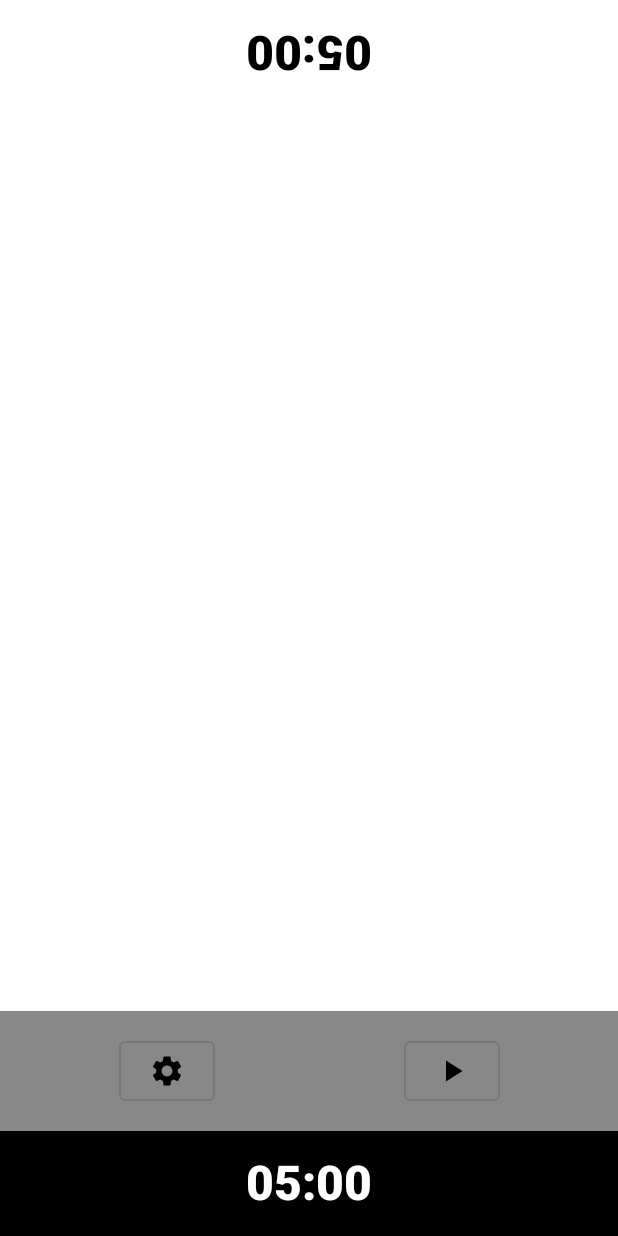
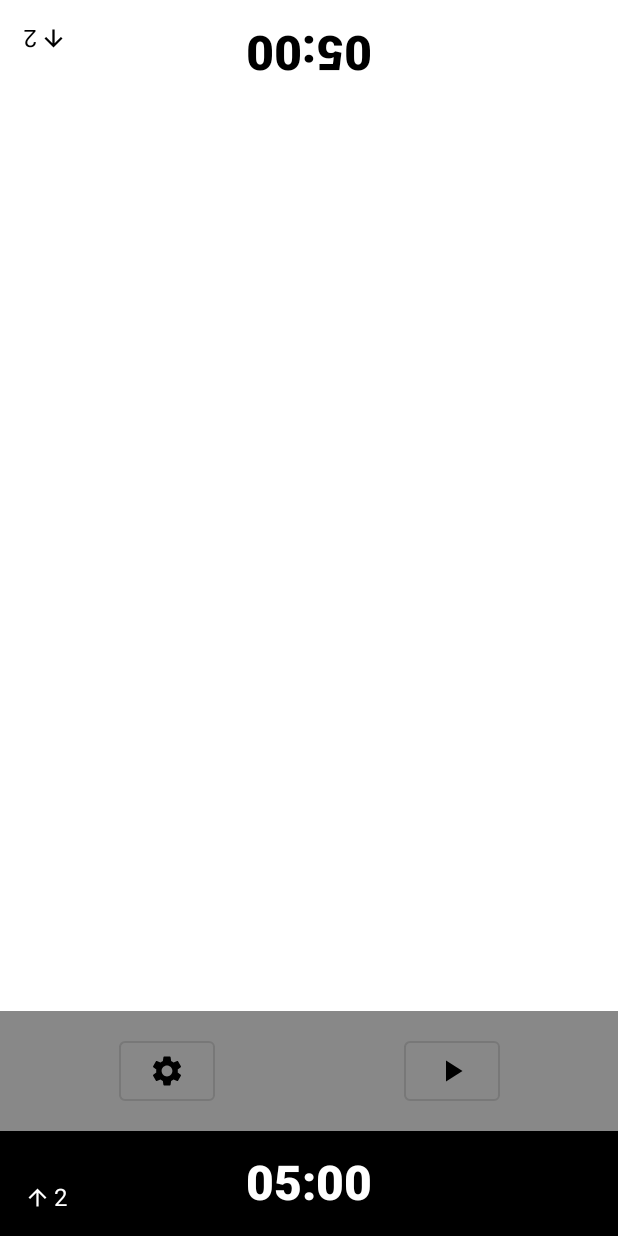
Before and after one commit to DouglasCF/Chess-Clock, an Android app built with Jetpack Compose: the screen it shows after launch (MainActivity), on a phone screen of 412 x 824 dp. Run offline under Robolectric (Android 15) with nearby library versions, the phone set to English and light mode, and no system bars; our stand-ins replace Dagger/Hilt's generated code.

Commit message:
- Created the IncrementalText.

```diff
--- a/androidApp/src/main/java/br/com/fornaro/chessclock/android/ui/home/HomeScreen.kt
+++ b/androidApp/src/main/java/br/com/fornaro/chessclock/android/ui/home/HomeScreen.kt
@@ -3,6 +3,7 @@ package br.com.fornaro.chessclock.android.ui.home
 import androidx.compose.foundation.Image
 import androidx.compose.foundation.background
 import androidx.compose.foundation.layout.Arrangement
+import androidx.compose.foundation.layout.Box
 import androidx.compose.foundation.layout.Column
 import androidx.compose.foundation.layout.Row
 import androidx.compose.foundation.layout.fillMaxWidth
@@ -71,7 +72,7 @@ private fun Content(
     onWhitePressedClock: () -> Unit = {},
     onBlackPressedClock: () -> Unit = {},
 ) {
-
+    Box {
         Column {
             TimeText(
                 onClickAction = onWhitePressedClock,
@@ -111,6 +112,18 @@ private fun Content(
                 textColor = Color.White,
             )
         }
+
+        IncrementalText(
+            value = game.incrementTimeString,
+            modifier = Modifier.rotate(180f),
+            horizontalArrangement = Arrangement.End,
+            color = Color.Black
+        )
+        IncrementalText(
+            value = game.incrementTimeString,
+            color = Color.White
+        )
+    }
 }
 
 @Preview(showBackground = true, showSystemUi = true)
--- a/androidApp/src/main/java/br/com/fornaro/chessclock/android/ui/home/HomeViewModel.kt
+++ b/androidApp/src/main/java/br/com/fornaro/chessclock/android/ui/home/HomeViewModel.kt
@@ -10,22 +10,24 @@ import javax.inject.Inject
 class HomeViewModel @Inject constructor() : ViewModel() {
 
     private var totalTime = 5 * 60L
+    private var incremental = 2L
 
-    private val _game = MutableStateFlow(Game(totalTime))
+    private val _game: MutableStateFlow<Game> = MutableStateFlow(Game(totalTime, incremental))
     val game get() = _game
 
     init {
-        startGame()
+        startGame(totalTime, incremental)
     }
 
-    fun startGame(startTime: Long = 5 * 60L) {
-        totalTime = startTime
-        _game.value = Game(startTime)
-        updateGame()
+    fun startGame(startTime: Long = 5 * 60L, incremental: Long = 0L) {
+        this.totalTime = startTime
+        this.incremental = incremental
+        _game.value = Game(startTime, incremental)
     }
 
     private fun updateGame(action: Game.() -> Unit = {}) {
-        _game.value = _game.value.copy().apply { action() }
+        _game.value = _game.value.copy(totalTime = totalTime, increment = incremental)
+            .apply { action() }
     }
 
     fun changePlayPause() = updateGame { changePlayPause() }
--- /dev/null
+++ b/androidApp/src/main/java/br/com/fornaro/chessclock/android/ui/home/IncrementalText.kt
@@ -0,0 +1,47 @@
+package br.com.fornaro.chessclock.android.ui.home
+
+import androidx.compose.foundation.Image
+import androidx.compose.foundation.layout.Arrangement
+import androidx.compose.foundation.layout.Row
+import androidx.compose.foundation.layout.fillMaxSize
+import androidx.compose.foundation.layout.padding
+import androidx.compose.foundation.layout.size
+import androidx.compose.material.Text
+import androidx.compose.material.icons.Icons
+import androidx.compose.material.icons.filled.ArrowUpward
+import androidx.compose.runtime.Composable
+import androidx.compose.ui.Alignment
+import androidx.compose.ui.Modifier
+import androidx.compose.ui.draw.alpha
+import androidx.compose.ui.graphics.Color
+import androidx.compose.ui.graphics.ColorFilter
+import androidx.compose.ui.unit.dp
+import br.com.fornaro.chessclock.android.theme.Dimens
+
+@Composable
+fun IncrementalText(
+    value: String,
+    modifier: Modifier = Modifier,
+    color: Color,
+    horizontalArrangement: Arrangement.Horizontal = Arrangement.Start
+) {
+    Row(
+        modifier = Modifier
+            .fillMaxSize()
+            .padding(Dimens.default)
+            .alpha(if (value == "0") .3f else 1f)
+            .then(modifier),
+        verticalAlignment = Alignment.Bottom,
+        horizontalArrangement = horizontalArrangement
+    ) {
+        Image(
+            imageVector = Icons.Default.ArrowUpward,
+            contentDescription = null,
+            colorFilter = ColorFilter.tint(color = color),
+            modifier = Modifier
+                .size(20.dp)
+                .padding(end = 2.dp)
+        )
+        Text(text = value, color = color)
+    }
+}
--- a/shared/src/commonMain/kotlin/br/com/fornaro/chessclock/Game.kt
+++ b/shared/src/commonMain/kotlin/br/com/fornaro/chessclock/Game.kt
@@ -19,7 +19,8 @@ data class Game(
     val blackTimeRemainingString: String
         get() = stringFromTimeInterval(blackTimeRemaining)
 
-    val incrementTimeString get() = increment / milliConst
+    val incrementTimeString: String
+        get() = (increment / milliConst).toString()
 
     private fun stringFromTimeInterval(time: Long): String {
         val seconds = ((time / milliConst) % 60)
@@ -28,12 +29,12 @@ data class Game(
         val ms = (time % milliConst)
 
         return when {
-            hours > 0 -> "${hours.toString().padStart(2,'0')}:" +
-                    "${minutes.toString().padStart(2,'0')}:" +
-                    seconds.toString().padStart(2,'0')
-            minutes > 0 -> "${minutes.toString().padStart(2,'0')}:" +
-                    seconds.toString().padStart(2,'0')
-            else -> seconds.toString().padStart(2,'0')
+            hours > 0 -> "${hours.toString().padStart(2, '0')}:" +
+                    "${minutes.toString().padStart(2, '0')}:" +
+                    seconds.toString().padStart(2, '0')
+            minutes > 0 -> "${minutes.toString().padStart(2, '0')}:" +
+                    seconds.toString().padStart(2, '0')
+            else -> seconds.toString().padStart(2, '0')
         }
     }
 
```
Also changed, not shown: 1 other file. Lines whose indentation alone changed are shown as unchanged.
